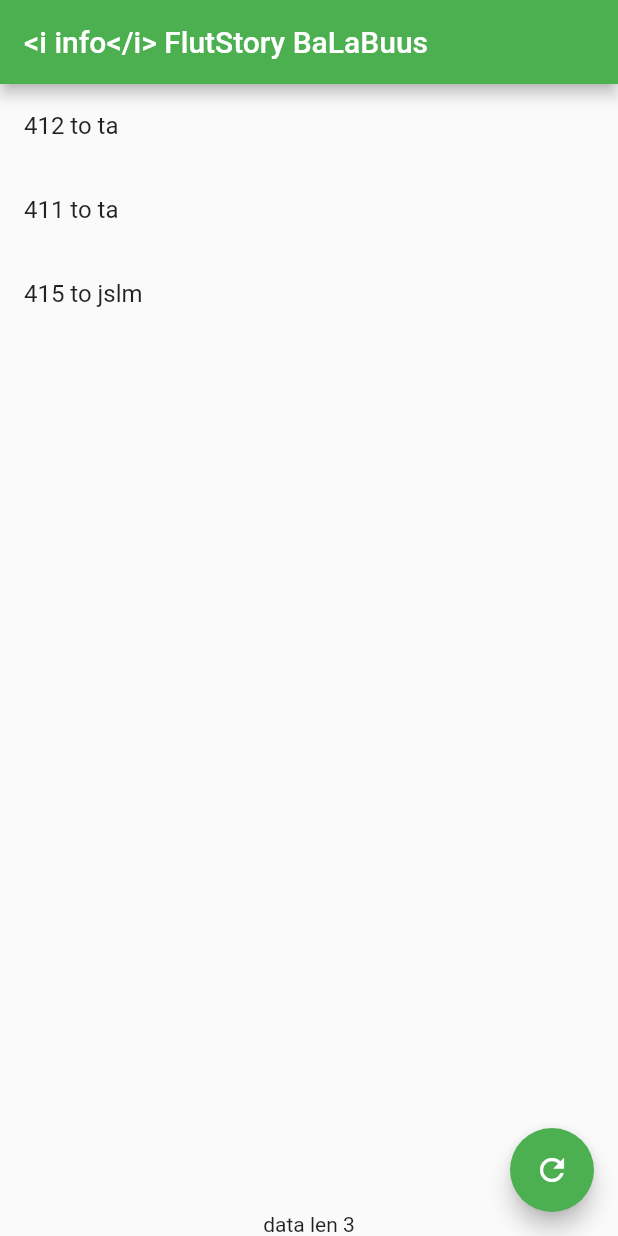
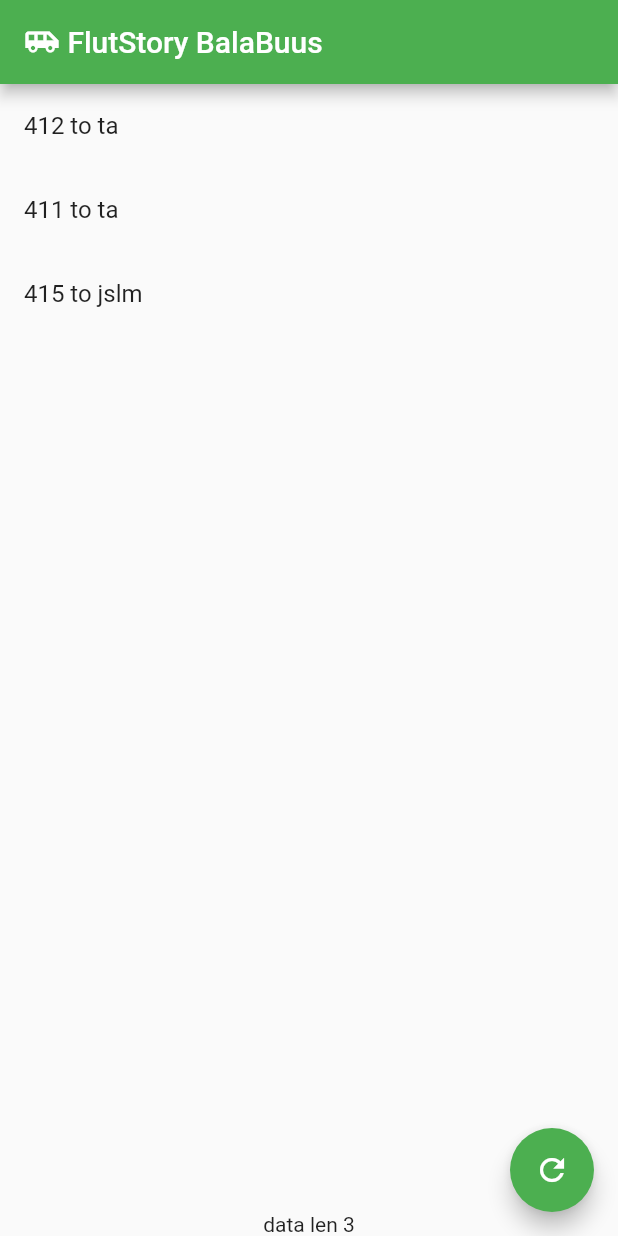
Before and after one commit to pashute/bababuus, a Flutter app: the screen it shows after launch, on a phone screen of 412 x 824 dp. Run offline on Flutter 3.47's test engine with Material 2 defaults, Android fonts, the phone set to English and light mode, and no system bars.

Commit message:
header with icon and spacer

```diff
--- a/lib/main.dart
+++ b/lib/main.dart
@@ -5,14 +5,17 @@ void main() => runApp(MyApp());
 
 class MyApp extends StatelessWidget {
   // This widget is the root of your application.
+
+  static const titleText = "FlutStory BalaBuus";
+
   @override
   Widget build(BuildContext context) {
     return MaterialApp(
-      title: 'Flutter Demo',
+      title: 'FlutStory BalaBuus',
       theme: ThemeData(
         primarySwatch: Colors.green,
       ),
-      home: MainScreen(title: '<i info</i> FlutStory BaLaBuus'),
+      home: MainScreen(title: titleText),
     );
   }
 }
--- a/lib/screens/MainScreen.dart
+++ b/lib/screens/MainScreen.dart
@@ -36,13 +36,17 @@ class _MainScreenState extends State<MainScreen> {
   Widget build(BuildContext context) {
     return Scaffold(
       appBar: AppBar(
-        // Here we take the value from the MainScreen object that was created by
-        // the App.build method, and use it to set our appbar title.
-        title: Text(widget.title),
+        title: Row(
+          children: <Widget>[
+            Icon(Icons.airport_shuttle),
+            Text(' '),
+            Text(widget.title), // text from MainScreen creation
+          ]
+        ),
       ),
       body: Center(
         child: Column          (
-          mainAxisAlignment: MainAxisAlignment.center,
+          mainAxisAlignment: MainAxisAlignment.start,
           children: <Widget>[
             Expanded(
               child: ListView.builder(
```
Also changed, not shown: 2 other files.
